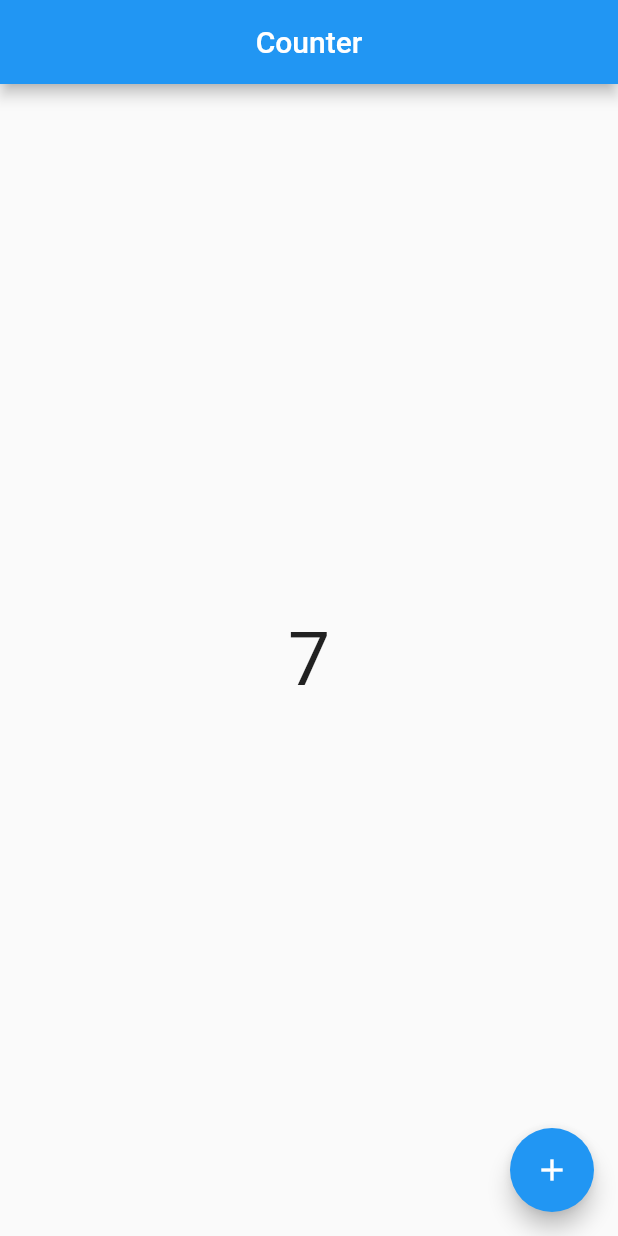
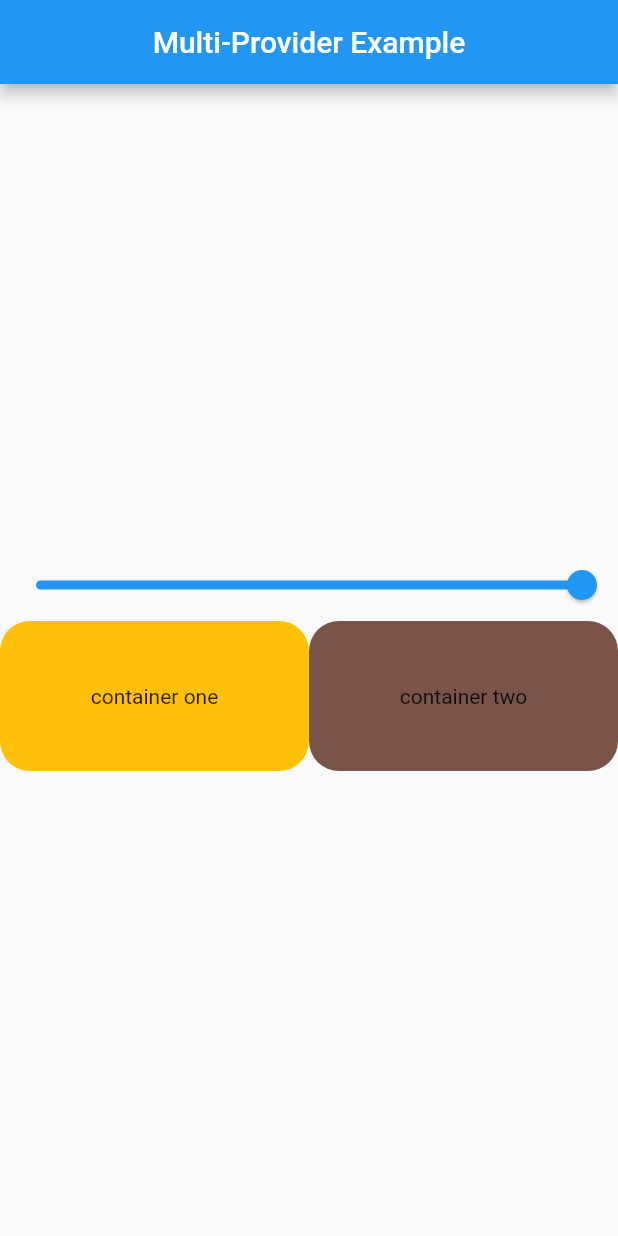
Before and after one commit to numanarif990/State_management, a Flutter app: the screen it shows after launch, on a phone screen of 412 x 824 dp. Run offline on Flutter 3.47's test engine with Material 3 defaults, Android fonts, the phone set to English and light mode, and no system bars.

Commit message:
multiprovider practical example

```diff
--- a/lib/main.dart
+++ b/lib/main.dart
@@ -1,7 +1,9 @@
 import 'package:flutter/material.dart';
 import 'package:provider/provider.dart';
+import 'package:state_management/providers/multi_provider.dart';
 import 'package:state_management/screens/count_example.dart';
 import 'package:state_management/providers/provider_counter.dart';
+import 'package:state_management/screens/multi_provider_screen.dart';
 
 void main() {
   runApp(const MyApp());
@@ -12,15 +14,19 @@ class MyApp extends StatelessWidget {
 
   @override
   Widget build(BuildContext context) {
-    return ChangeNotifierProvider(
-      create: (_) => ProviderCounter(),
+    return MultiProvider(providers: [
+      ChangeNotifierProvider(
+        create: (_) => ProviderCounter(),
+      ),
+      ChangeNotifierProvider(create: (_)=> MultiProvider1())
+    ],
       child: MaterialApp(
         debugShowCheckedModeBanner: false,
         theme: ThemeData(
           useMaterial3: false,
           primarySwatch: Colors.blue,
         ),
-        home: const CountExample(),
+        home: const MultiProviderScreen(),
       ),
     );
   }
--- /dev/null
+++ b/lib/providers/multi_provider.dart
@@ -0,0 +1,9 @@
+import 'package:flutter/foundation.dart';
+class MultiProvider1 with ChangeNotifier{
+  double _value = 1.0;
+  double get value => _value;
+  void setValue (double val){
+    _value = val;
+    notifyListeners();
+  }
+}
--- /dev/null
+++ b/lib/screens/multi_provider_screen.dart
@@ -0,0 +1,67 @@
+import 'package:flutter/material.dart';
+import 'package:provider/provider.dart';
+import 'package:state_management/providers/multi_provider.dart';
+class MultiProviderScreen extends StatefulWidget {
+  const MultiProviderScreen({super.key});
+
+  @override
+  State<MultiProviderScreen> createState() => _MultiProviderScreenState();
+}
+
+class _MultiProviderScreenState extends State<MultiProviderScreen> {
+
+  @override
+  Widget build(BuildContext context) {
+    print('build');
+    return Scaffold(
+      appBar: AppBar(
+        title: const Text('Multi-Provider Example'),
+        centerTitle: true,
+      ),
+      body: Column(
+        mainAxisAlignment: MainAxisAlignment.center,
+        children: [
+          Consumer<MultiProvider1>(builder: (context, value, child){
+          return  Slider(
+              min: 0,
+              max: 1,
+              value: value.value, onChanged: (val){
+            value.setValue(val);
+            print("signal changed");
+          });
+          }),
+          Consumer<MultiProvider1>(builder: (context, value, child){
+            return  Row(
+              children: [
+                Expanded(
+                  child: Container(
+                    height: 100,
+                    decoration: BoxDecoration(
+                      color: Colors.amber.withOpacity(value.value),
+                      borderRadius: BorderRadius.circular(20),
+                    ),
+                    child: const Center(
+                        child: Text("container one")),
+                  ),
+                ),
+
+                Expanded(
+                  child: Container(
+                    height: 100,
+                    decoration: BoxDecoration(
+                      color: Colors.brown.withOpacity(value.value),
+                      borderRadius: BorderRadius.circular(20),
+                    ),
+                    child: const Center(
+                        child: Text("container two")),
+                  ),
+                ),
+              ],
+            );
+          }),
+
+        ],
+      ),
+    );
+  }
+}
```
